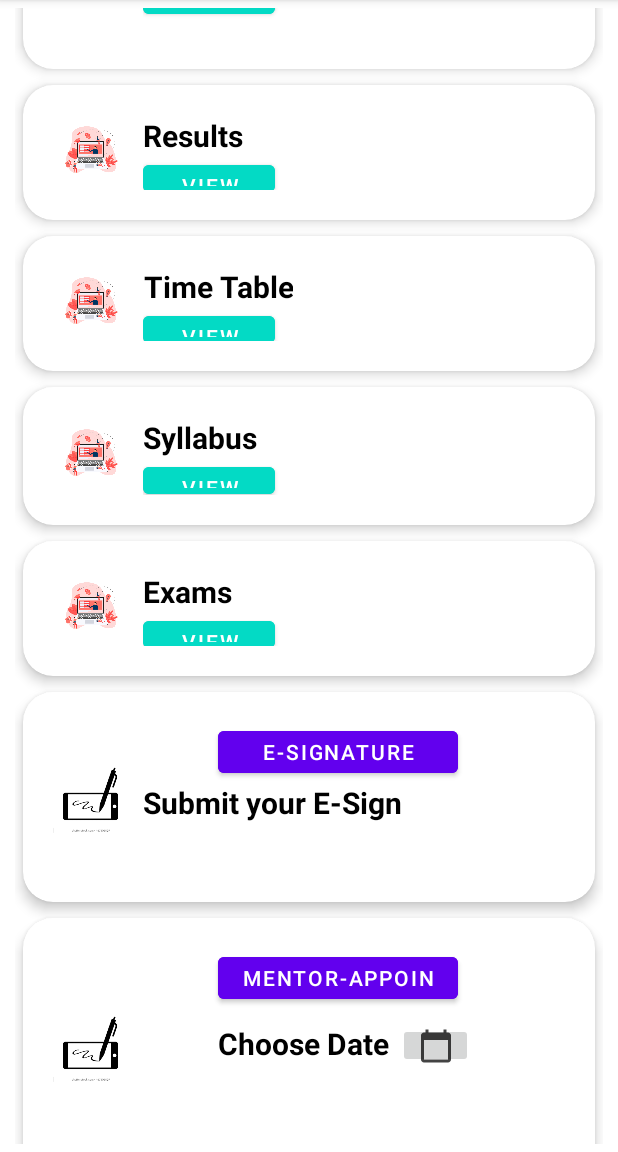
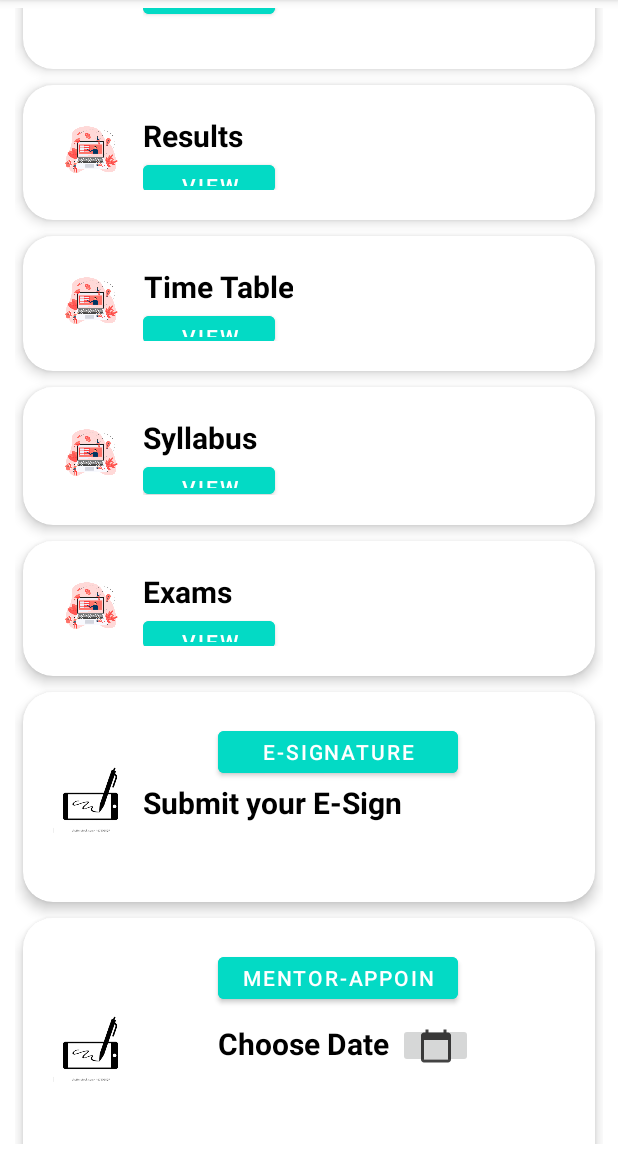
Before and after one commit to SainiJapneet/GradeManager, an Android app: the Grademanagement screen opened directly, with no data from a screen before it, scrolled down 530 dp, on a phone screen of 412 x 824 dp, the part 84-1236 px from its top. Run offline under Robolectric (Android 15) with nearby library versions, the phone set to English and light mode, and no system bars; our stand-ins replace CircleImageView.

```diff
--- a/app/src/main/AndroidManifest.xml
+++ b/app/src/main/AndroidManifest.xml
@@ -16,6 +16,9 @@
         android:supportsRtl="true"
         android:theme="@style/Theme.GradeManagement"
         tools:targetApi="31">
+        <activity
+            android:name=".CoursesActivity"
+            android:exported="false" />
         <activity
             android:name=".SyllabusActivity"
             android:exported="false" />
@@ -60,7 +63,7 @@
         </activity>
         <activity
             android:name=".MainActivity"
-            android:exported="false"></activity>
+            android:exported="false" />
     </application>
 
 </manifest>
--- a/app/src/main/java/com/example/grademanagement/GradeManagement_Result1.kt
+++ b/app/src/main/java/com/example/grademanagement/GradeManagement_Result1.kt
@@ -176,4 +176,6 @@ class GradeManagement_Result1 : AppCompatActivity() {
         intent.putExtra("imgID",imgID)
         startActivity(intent)
     }
+
+
 }
--- a/app/src/main/java/com/example/grademanagement/Grademanagement.kt
+++ b/app/src/main/java/com/example/grademanagement/Grademanagement.kt
@@ -3,6 +3,7 @@ package com.example.grademanagement
 
 import android.app.DatePickerDialog
 import android.content.Intent
+import android.content.SharedPreferences
 import androidx.appcompat.app.AppCompatActivity
 import android.os.Bundle
 import android.view.View
@@ -15,10 +16,24 @@ import java.util.*
 
 class Grademanagement : AppCompatActivity() {
 
+    lateinit var sharedPreferences: SharedPreferences
 
     override fun onCreate(savedInstanceState: Bundle?) {
         super.onCreate(savedInstanceState)
         setContentView(R.layout.activity_grademanagement)
+
+        sharedPreferences = this.getSharedPreferences("Shared_Prefs", MODE_PRIVATE)
+        val editor = sharedPreferences.edit()
+
+
+
+        var btnLogOut = findViewById<Button>(R.id.btnLogOut)
+        btnLogOut.setOnClickListener {
+            editor.putBoolean("Cred_Pref",false)
+            editor.commit()
+            var intent= Intent(this, MainActivity::class.java)
+            startActivity(intent)
+        }
 
 
 
--- a/app/src/main/res/layout/activity_grademanagement.xml
+++ b/app/src/main/res/layout/activity_grademanagement.xml
@@ -561,7 +561,7 @@
                                 android:id="@+id/esign"
                                 android:layout_marginLeft="50dp"
                                 android:text="E-Signature"
-                                android:backgroundTint="@color/purple_500"
+                                android:backgroundTint="@color/teal_200"
                                 />
                             <TextView
                                 android:layout_width="wrap_content"
@@ -612,7 +612,7 @@
                                 android:layout_width="wrap_content"
                                 android:layout_height="40dp"
                                 android:layout_marginLeft="50dp"
-                                android:backgroundTint="@color/purple_500"
+                                android:backgroundTint="@color/teal_200"
                                 android:ems="10"
                                 android:text="Mentor-Appointment" />
 
@@ -659,6 +659,16 @@
 
             </LinearLayout>
 
+            <Button
+                android:id="@+id/btnLogOut"
+                android:layout_height="wrap_content"
+                android:layout_width="match_parent"
+                android:textSize="20dp"
+                android:textColor="@color/white"
+                android:text="Log Out"
+                android:backgroundTint="@color/teal_200"
+
+                />
         </LinearLayout>
     </androidx.core.widget.NestedScrollView>
 
@@ -674,5 +684,4 @@
         app:menu="@menu/nav_menu"
         />
 
-
 </androidx.drawerlayout.widget.DrawerLayout>
```
Also changed, not shown: app/src/main/java/com/example/grademanagement/ResultActivity.kt (+28 -6 lines), app/src/main/res/layout/activity_grade_management_result1.xml (+5 -5 lines), app/src/main/res/mipmap-hdpi/ic_launcher.png (added), app/src/main/res/mipmap-hdpi/ic_launcher_round.png (added), app/src/main/res/mipmap-xxhdpi/ic_launcher_foreground.png (added), app/src/main/res/mipmap-xxxhdpi/ic_launcher_round.png (added).
